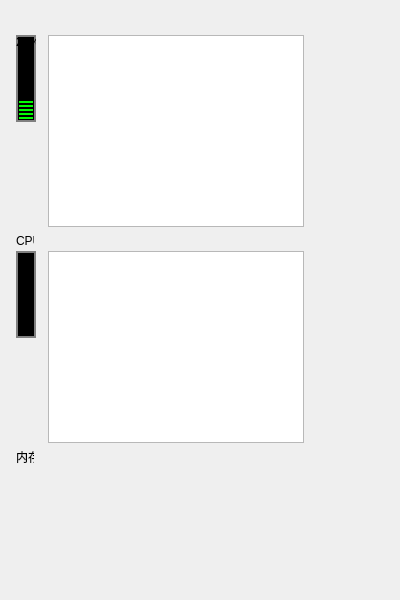
This is cpustate.ui in RobetZyarde/MySystemWatcher as Qt 5 draws it before an edit. The edited form follows.
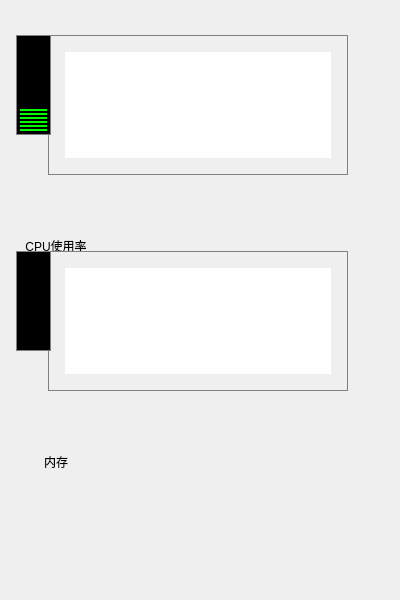
This is the edited form. Icons and pictures are not drawn.

Diff of the .ui file:
```diff
--- a/cpustate.ui
+++ b/cpustate.ui
@@ -18,15 +18,30 @@
     <rect>
      <x>16</x>
      <y>233</y>
-     <width>18</width>
-     <height>16</height>
+     <width>80</width>
+     <height>25</height>
     </rect>
    </property>
+   <property name="minimumSize">
+    <size>
+     <width>80</width>
+     <height>25</height>
+    </size>
+   </property>
+   <property name="maximumSize">
+    <size>
+     <width>80</width>
+     <height>25</height>
+    </size>
+   </property>
+   <property name="styleSheet">
+    <string notr="true">margin: 5px;</string>
+   </property>
    <property name="text">
-    <string>CPU</string>
+    <string>CPU使用率</string>
    </property>
    <property name="alignment">
-    <set>Qt::AlignLeading|Qt::AlignLeft|Qt::AlignVCenter</set>
+    <set>Qt::AlignCenter</set>
    </property>
   </widget>
   <widget class="QGraphicsView" name="graphicsView">
@@ -34,26 +49,69 @@
     <rect>
      <x>48</x>
      <y>35</y>
-     <width>256</width>
-     <height>192</height>
+     <width>300</width>
+     <height>140</height>
     </rect>
    </property>
+   <property name="minimumSize">
+    <size>
+     <width>300</width>
+     <height>140</height>
+    </size>
+   </property>
+   <property name="maximumSize">
+    <size>
+     <width>300</width>
+     <height>140</height>
+    </size>
+   </property>
+   <property name="styleSheet">
+    <string notr="true">padding:16px;
+border:0.5px solid grey;
+</string>
+   </property>
   </widget>
   <widget class="QProgressBar" name="progressBar_3">
    <property name="geometry">
     <rect>
      <x>16</x>
      <y>251</y>
-     <width>20</width>
-     <height>87</height>
+     <width>35</width>
+     <height>100</height>
     </rect>
    </property>
+   <property name="sizePolicy">
+    <sizepolicy hsizetype="Expanding" vsizetype="Expanding">
+     <horstretch>0</horstretch>
+     <verstretch>0</verstretch>
+    </sizepolicy>
+   </property>
+   <property name="minimumSize">
+    <size>
+     <width>35</width>
+     <height>100</height>
+    </size>
+   </property>
+   <property name="maximumSize">
+    <size>
+     <width>35</width>
+     <height>100</height>
+    </size>
+   </property>
+   <property name="layoutDirection">
+    <enum>Qt::LeftToRight</enum>
+   </property>
+   <property name="autoFillBackground">
+    <bool>false</bool>
+   </property>
    <property name="styleSheet">
     <string notr="true">QProgressBar{
-border:2px solid grey;
+border:1px solid grey;
 background-color:rgb(0, 0, 0);
 background-image:url(:/qss/ledunlit.bmp);
 background-repeat: repeat-y;
+padding:2px;
+position:center;
 }
 
 QProgressBar::chunk {
@@ -89,27 +147,55 @@
     <rect>
      <x>16</x>
      <y>35</y>
-     <width>20</width>
-     <height>87</height>
+     <width>35</width>
+     <height>100</height>
     </rect>
    </property>
+   <property name="sizePolicy">
+    <sizepolicy hsizetype="Expanding" vsizetype="Expanding">
+     <horstretch>0</horstretch>
+     <verstretch>0</verstretch>
+    </sizepolicy>
+   </property>
+   <property name="minimumSize">
+    <size>
+     <width>35</width>
+     <height>100</height>
+    </size>
+   </property>
+   <property name="maximumSize">
+    <size>
+     <width>35</width>
+     <height>100</height>
+    </size>
+   </property>
+   <property name="autoFillBackground">
+    <bool>false</bool>
+   </property>
    <property name="styleSheet">
     <string notr="true">QProgressBar{
-border:2px solid grey;
+border:1px solid grey;
 background-color:rgb(0, 0, 0);
 background-image:url(:/qss/ledunlit.bmp);
 background-repeat: repeat-y;
+padding:2px;
+position:center;
 }
 
 QProgressBar::chunk {
 background:rgb(0, 255, 0);
 height: 2px;
 margin: 0.5px;
-}</string>
+}
+
+</string>
    </property>
    <property name="value">
     <number>24</number>
    </property>
+   <property name="textVisible">
+    <bool>false</bool>
+   </property>
    <property name="orientation">
     <enum>Qt::Vertical</enum>
    </property>
@@ -122,23 +208,64 @@
     <rect>
      <x>16</x>
      <y>449</y>
-     <width>18</width>
-     <height>16</height>
+     <width>80</width>
+     <height>25</height>
     </rect>
    </property>
+   <property name="sizePolicy">
+    <sizepolicy hsizetype="Expanding" vsizetype="Expanding">
+     <horstretch>0</horstretch>
+     <verstretch>0</verstretch>
+    </sizepolicy>
+   </property>
+   <property name="minimumSize">
+    <size>
+     <width>80</width>
+     <height>25</height>
+    </size>
+   </property>
+   <property name="maximumSize">
+    <size>
+     <width>80</width>
+     <height>25</height>
+    </size>
+   </property>
+   <property name="styleSheet">
+    <string notr="true">margin: 5px;</string>
+   </property>
    <property name="text">
     <string>内存</string>
    </property>
+   <property name="alignment">
+    <set>Qt::AlignCenter</set>
+   </property>
   </widget>
   <widget class="QGraphicsView" name="graphicsView_2">
    <property name="geometry">
     <rect>
      <x>48</x>
      <y>251</y>
-     <width>256</width>
-     <height>192</height>
+     <width>300</width>
+     <height>140</height>
     </rect>
    </property>
+   <property name="minimumSize">
+    <size>
+     <width>300</width>
+     <height>140</height>
+    </size>
+   </property>
+   <property name="maximumSize">
+    <size>
+     <width>300</width>
+     <height>140</height>
+    </size>
+   </property>
+   <property name="styleSheet">
+    <string notr="true">padding:16px;
+border:0.5px solid grey;
+</string>
+   </property>
   </widget>
   <zorder>label</zorder>
   <zorder>graphicsView</zorder>
```
